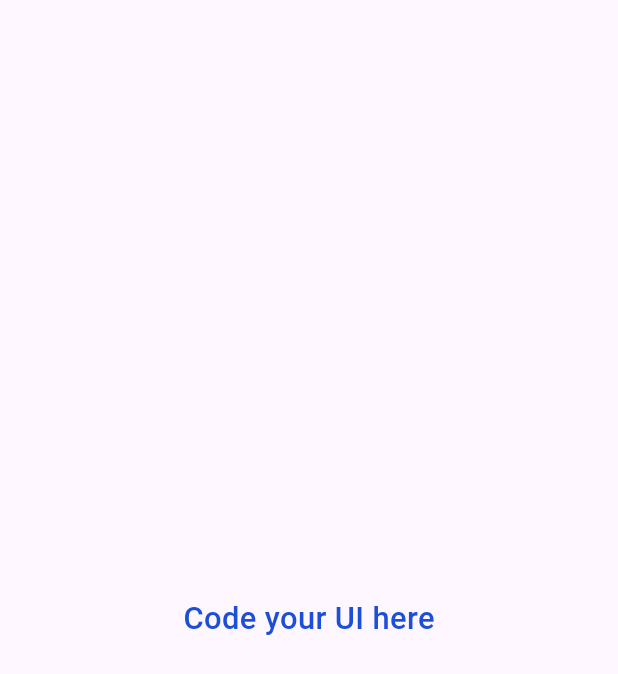
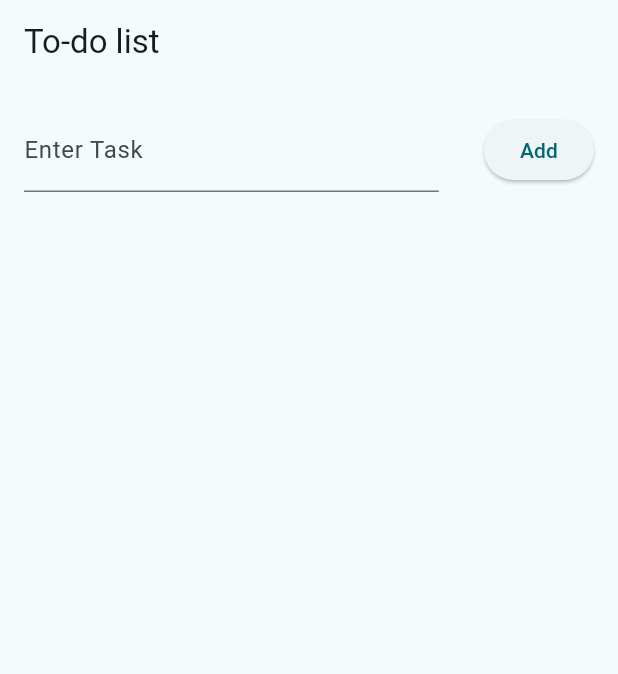
Before and after one commit to makbarramadhan62/transfer-knowledge-ypt-flutter, a Flutter app: the screen it shows after launch, on a phone screen of 412 x 824 dp. Shown: the top 674 px of the screen. Run offline on Flutter 3.47's test engine with Material 3 defaults, Android fonts, the light colour scheme and no system bars; our stand-ins replace shared_preferences.

Commit message:
Task Finished

```diff
--- a/lib/main.dart
+++ b/lib/main.dart
@@ -12,9 +12,9 @@ class MyApp extends StatelessWidget {
   Widget build(BuildContext context) {
     return MaterialApp(
       debugShowCheckedModeBanner: false,
-      title: 'Flutter Demo',
+      title: 'To-do list app',
       theme: ThemeData(
-        colorScheme: ColorScheme.fromSeed(seedColor: Colors.deepPurple),
+        colorScheme: ColorScheme.fromSeed(seedColor: Colors.white),
         useMaterial3: true,
       ),
       home: const HomePage(),
--- a/lib/screens/home_page.dart
+++ b/lib/screens/home_page.dart
@@ -1,23 +1,91 @@
 import 'package:flutter/material.dart';
-import 'package:starter_template_flutter/utils/colors.dart';
+import 'package:shared_preferences/shared_preferences.dart';
 
-class HomePage extends StatelessWidget {
+class HomePage extends StatefulWidget {
   const HomePage({super.key});
 
   @override
-  Widget build(BuildContext context) {
-    Size size = MediaQuery.of(context).size;
-    return Scaffold(
-      body: Center(
-        child: Text(
-          "Code your UI here",
-          style: TextStyle(
-            fontSize: size.width * 0.05,
-            fontWeight: FontWeight.w500,
-            color: primary,
+  _HomePageState createState() => _HomePageState();
+}
+
+  class _HomePageState extends State<HomePage> {
+    final _taskNameController = TextEditingController();
+    List<String> _taskList = [];
+
+    @override
+    void initState() {
+      super.initState();
+      _loadTask();
+    }
+
+    Future<void> _loadTask() async {
+      final sp = await SharedPreferences.getInstance();
+      _taskList = sp.getStringList("tasks") ?? [];
+    }
+
+    Future<void> _deleteTask(int index) async {
+      setState(() {
+        _taskList.removeAt(index);
+      });
+    }
+
+    Future<void> _addTask() async {
+      if (_taskNameController.text.isNotEmpty) {
+        final sp = await SharedPreferences.getInstance();
+        setState(() {
+          _taskList.add(_taskNameController.text);
+          _taskNameController.clear();
+          sp.setStringList("tasks", _taskList);
+        });
+      }
+    }
+
+    @override
+    Widget build(BuildContext context) {
+      return Scaffold(
+        appBar: AppBar(
+          title: const Text("To-do list")
+        ),
+        body: Padding(
+          padding: const EdgeInsets.all(16.0),
+          child: Column(
+            mainAxisAlignment: MainAxisAlignment.spaceBetween,
+            children: <Widget>[
+              Row(
+                children: <Widget>[
+                  Expanded(
+                    child: TextField(
+                      controller: _taskNameController,
+                      decoration: const InputDecoration(
+                        labelText: 'Enter Task',
+                      ),
+                    ),
+                  ),
+                  const SizedBox(width: 30),
+                  ElevatedButton(
+                    onPressed: _addTask,
+                    child: const Text('Add'),
+                  ),
+                ],
+              ),
+              const SizedBox(height: 20),
+              Expanded(child: ListView.builder(
+                  itemCount: _taskList.length,
+                  itemBuilder: (context, index) {
+                    return Card(
+                        child:
+                          ListTile(
+                            title: Text(_taskList[index]),
+                            trailing: IconButton(
+                              icon: const Icon(Icons.delete),
+                              onPressed: () => _deleteTask(index),
+                            ),
+                          )
+                        );
+                  }))
+            ],
           ),
         ),
-      ),
-    );
+      );
+    }
   }
-}
--- a/pubspec.yaml
+++ b/pubspec.yaml
@@ -32,6 +32,7 @@ dependencies:
   flutter:
     sdk: flutter
   http: ^1.2.1
+  shared_preferences: ^2.0.9
 
 dev_dependencies:
 
```
Also changed, not shown: pubspec.lock, 1 other file.
